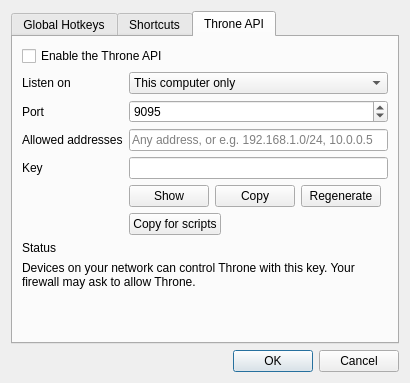
This is upstream/include/ui/setting/dialog_integration.ui in hopol/throne-mirror as Qt 5 draws it before an edit. The edited form follows.
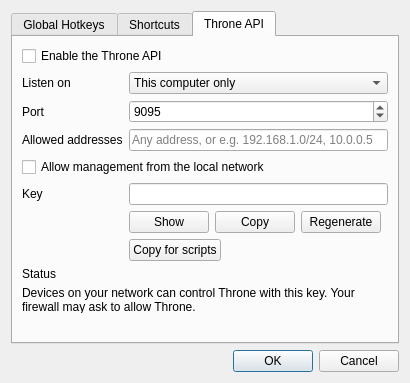
This is the edited form. The open tabs and pages were chosen to show the change. Custom widgets are drawn as their Qt base class.

Diff of the .ui file:
```diff
--- a/upstream/include/ui/setting/dialog_integration.ui
+++ b/upstream/include/ui/setting/dialog_integration.ui
@@ -220,7 +220,17 @@
          </property>
         </widget>
        </item>
-       <item row="4" column="0">
+       <item row="4" column="0" colspan="2">
+        <widget class="QCheckBox" name="api_admin_lan">
+         <property name="toolTip">
+          <string>Lets devices on the local network import, delete, change settings, back up and restore through the Throne API. This device can always do so.</string>
+         </property>
+         <property name="text">
+          <string>Allow management from the local network</string>
+         </property>
+        </widget>
+       </item>
+       <item row="5" column="0">
         <widget class="QLabel" name="api_key_l">
          <property name="text">
           <string>Key</string>
@@ -230,7 +240,7 @@
          </property>
         </widget>
        </item>
-       <item row="4" column="1">
+       <item row="5" column="1">
         <widget class="QLineEdit" name="api_key">
          <property name="echoMode">
           <enum>QLineEdit::EchoMode::Password</enum>
@@ -240,7 +250,7 @@
          </property>
         </widget>
        </item>
-       <item row="5" column="1">
+       <item row="6" column="1">
         <layout class="QHBoxLayout" name="apiKeyButtons">
          <item>
           <widget class="QPushButton" name="api_key_show">
@@ -281,7 +291,7 @@
          </item>
         </layout>
        </item>
-       <item row="6" column="1">
+       <item row="7" column="1">
         <layout class="QHBoxLayout" name="apiCopyLayout">
          <item>
           <widget class="QPushButton" name="api_copy_env">
@@ -305,14 +315,14 @@
          </item>
         </layout>
        </item>
-       <item row="7" column="0">
+       <item row="8" column="0">
         <widget class="QLabel" name="api_status_l">
          <property name="text">
           <string>Status</string>
          </property>
         </widget>
        </item>
-       <item row="7" column="1">
+       <item row="8" column="1">
         <widget class="QLabel" name="api_status">
          <property name="textFormat">
           <enum>Qt::TextFormat::PlainText</enum>
@@ -325,7 +335,7 @@
          </property>
         </widget>
        </item>
-       <item row="8" column="0" colspan="2">
+       <item row="9" column="0" colspan="2">
         <widget class="QLabel" name="api_lan_warning">
          <property name="text">
           <string>Devices on your network can control Throne with this key. Your firewall may ask to allow Throne.</string>
@@ -338,7 +348,7 @@
          </property>
         </widget>
        </item>
-       <item row="9" column="0" colspan="2">
+       <item row="10" column="0" colspan="2">
         <widget class="QLabel" name="api_help">
          <property name="textFormat">
           <enum>Qt::TextFormat::RichText</enum>
```
